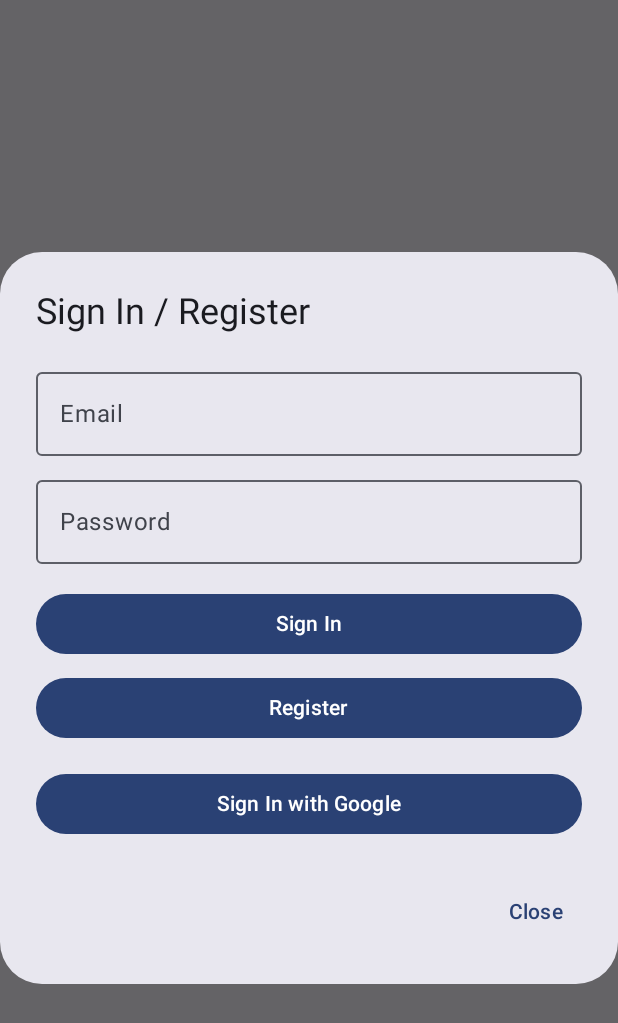
After one commit to firsov11/SavvyClubApp, an Android app built with Jetpack Compose: the composable LoginDialog shown on its own in the app's theme, on a phone screen of 412 x 824 dp. The commit adds this screen. Shown: the top 1023 px of the screen. Run offline under Robolectric (Android 15) with nearby library versions, the light colour scheme and no system bars; our stand-ins replace Firebase (no records; nobody signed in at launch, a user with empty details on screens opened directly).

Commit message:
added authentication with Google

```diff
--- a/app/src/main/java/com/example/savvyclub/MainActivity.kt
+++ b/app/src/main/java/com/example/savvyclub/MainActivity.kt
@@ -3,12 +3,12 @@ package com.example.savvyclub
 import android.os.Bundle
 import androidx.activity.ComponentActivity
 import androidx.activity.compose.setContent
+import com.example.savvyclub.ui.SavvyClubApp
 
 class MainActivity : ComponentActivity() {
     override fun onCreate(savedInstanceState: Bundle?) {
         super.onCreate(savedInstanceState)
         setContent {
-            // Передаём application вместо this
             SavvyClubApp(application = application)
         }
     }
--- /dev/null
+++ b/app/src/main/java/com/example/savvyclub/ui/component/LoginDialog.kt
@@ -0,0 +1,106 @@
+package com.example.savvyclub.ui.dialog
+
+import android.app.Activity
+import androidx.activity.compose.rememberLauncherForActivityResult
+import androidx.activity.result.IntentSenderRequest
+import androidx.activity.result.contract.ActivityResultContracts
+import androidx.compose.foundation.layout.*
+import androidx.compose.material3.*
+import androidx.compose.runtime.*
+import androidx.compose.ui.Modifier
+import androidx.compose.ui.platform.LocalContext
+import androidx.compose.ui.unit.dp
+import com.example.savvyclub.BuildConfig.GOOGLE_CLIENT_ID
+import com.example.savvyclub.viewmodel.AuthViewModel
+
+@Composable
+fun LoginDialog(
+    authViewModel: AuthViewModel,
+    onDismiss: () -> Unit
+) {
+    var email by remember { mutableStateOf("") }
+    var password by remember { mutableStateOf("") }
+    var errorMsg by remember { mutableStateOf<String?>(null) }
+
+    val context = LocalContext.current
+    val activity = context as Activity
+
+    // Инициализация One Tap клиента
+    LaunchedEffect(Unit) {
+        authViewModel.initGoogleSignInClient(activity)
+    }
+
+    // Launcher для Google One Tap
+    val googleLauncher = rememberLauncherForActivityResult(
+        ActivityResultContracts.StartIntentSenderForResult()
+    ) { result ->
+        authViewModel.handleGoogleSignInResult(result.data) { success, message ->
+            if (!success) errorMsg = message
+            else onDismiss()
+        }
+    }
+
+    AlertDialog(
+        onDismissRequest = onDismiss,
+        title = { Text("Sign In / Register") },
+        text = {
+            Column {
+                OutlinedTextField(
+                    value = email,
+                    onValueChange = { email = it },
+                    label = { Text("Email") },
+                    modifier = Modifier.fillMaxWidth()
+                )
+                Spacer(Modifier.height(8.dp))
+                OutlinedTextField(
+                    value = password,
+                    onValueChange = { password = it },
+                    label = { Text("Password") },
+                    modifier = Modifier.fillMaxWidth()
+                )
+                errorMsg?.let {
+                    Text(it, color = MaterialTheme.colorScheme.error)
+                }
+
+                Spacer(Modifier.height(16.dp))
+                Button(
+                    onClick = {
+                        authViewModel.signInWithEmail(email, password) { success, msg ->
+                            if (success) onDismiss() else errorMsg = msg
+                        }
+                    },
+                    modifier = Modifier.fillMaxWidth()
+                ) { Text("Sign In") }
+
+                Spacer(Modifier.height(8.dp))
+                Button(
+                    onClick = {
+                        authViewModel.signUpWithEmail(email, password) { success, msg ->
+                            if (success) onDismiss() else errorMsg = msg
+                        }
+                    },
+                    modifier = Modifier.fillMaxWidth()
+                ) { Text("Register") }
+
+                Spacer(Modifier.height(16.dp))
+                Button(
+                    onClick = {
+                        val request = authViewModel.getSignInRequest(
+                            clientId = GOOGLE_CLIENT_ID
+                        )
+                        authViewModel.startGoogleSignIn(request,
+                            onSuccess = { intentSenderRequest ->
+                                googleLauncher.launch(intentSenderRequest)
+                            },
+                            onFailure = { errorMsg = it }
+                        )
+                    },
+                    modifier = Modifier.fillMaxWidth()
+                ) { Text("Sign In with Google") }
+            }
+        },
+        confirmButton = {
+            TextButton(onClick = onDismiss) { Text("Close") }
+        }
+    )
+}
```
Also changed, not shown: app/src/main/java/com/example/savvyclub/SavvyClubApp.kt (+11 -3 lines), app/src/main/java/com/example/savvyclub/ui/component/AboutDialog.kt (added, +28 -0 lines), app/src/main/java/com/example/savvyclub/ui/component/ClearMemoryDialog.kt (added, +44 -0 lines), app/src/main/java/com/example/savvyclub/ui/component/OpeningRemarksDialog.kt (added, +26 -0 lines), app/src/main/java/com/example/savvyclub/ui/component/ResetProgressDialog.kt (added, +37 -0 lines), app/src/main/java/com/example/savvyclub/ui/screen/PuzzleScreen.kt (+74 -138 lines), app/src/main/java/com/example/savvyclub/viewmodel/AuthViewModel.kt (added, +114 -0 lines), app/src/main/res/values/strings.xml (+13 -0 lines), gradle/libs.versions.toml (+27 -1 lines), 1 other file.
